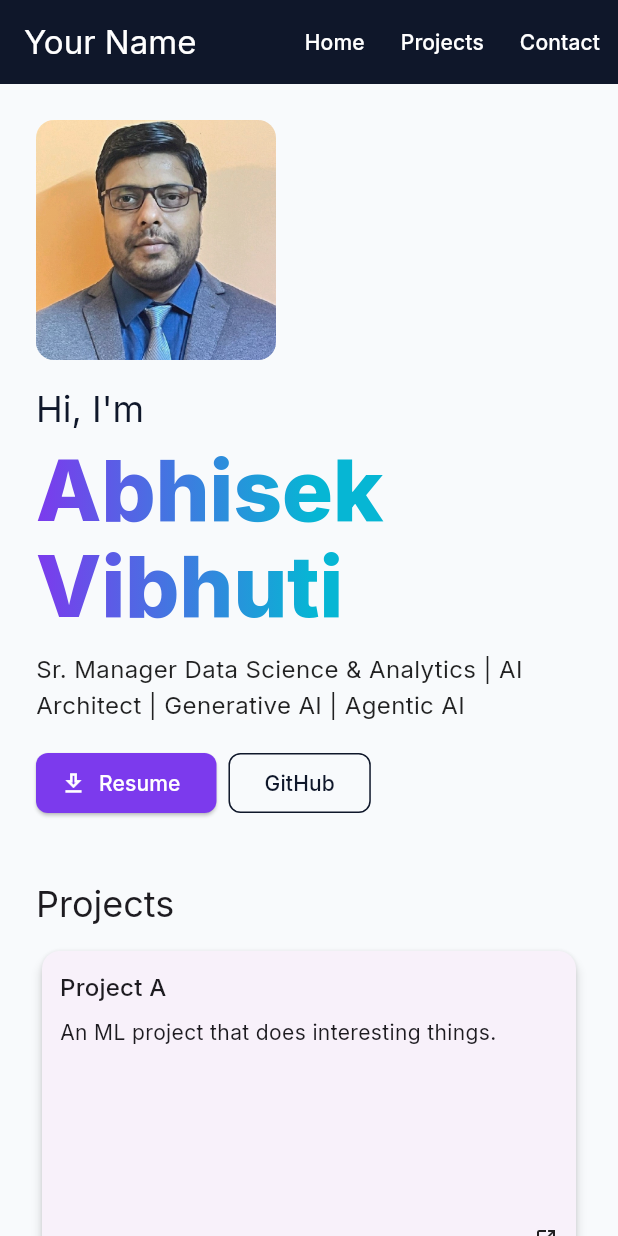
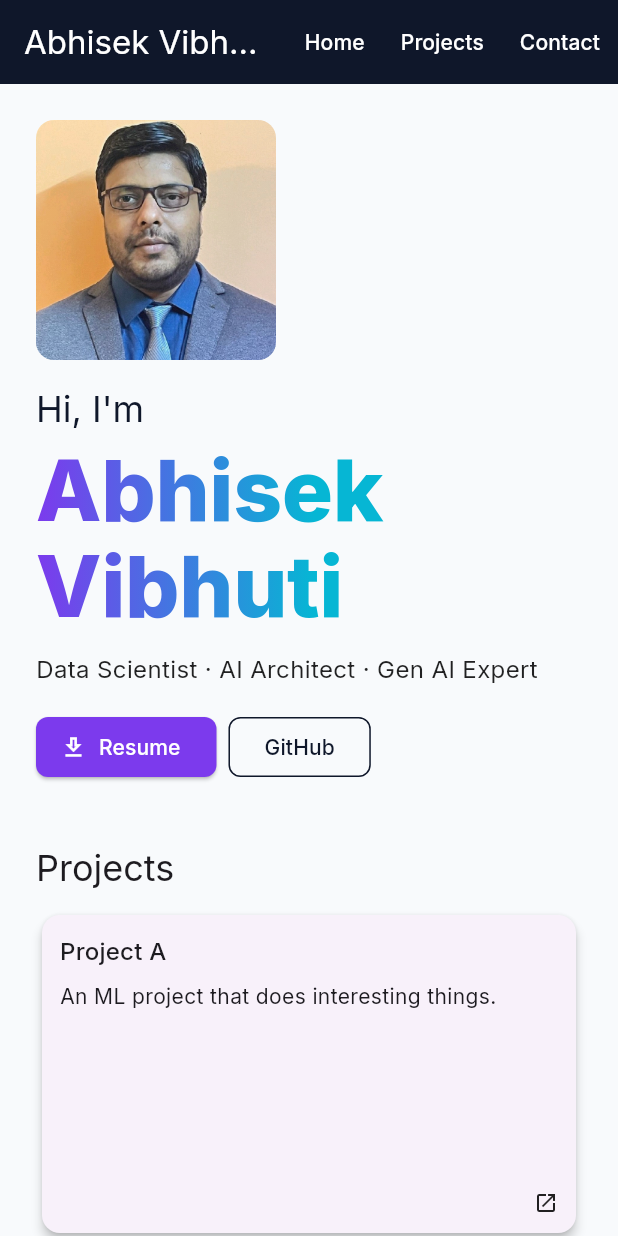
Before and after one commit to abhivibhuti/abhisek, a Flutter app: the screen it shows after launch, on a phone screen of 412 x 824 dp. Run offline on Flutter 3.47's test engine with Material 3 defaults, Android fonts, the light colour scheme and no system bars; our stand-ins replace google_fonts; missing offline and left inert: dart:html.

Commit message:
Initial commit - portfolio Flutter web app

```diff
--- a/lib/main.dart
+++ b/lib/main.dart
@@ -65,7 +65,7 @@ class PortfolioHome extends StatelessWidget {
   Widget build(BuildContext context) {
     return Scaffold(
       appBar: AppBar(
-        title: const Text('Your Name'),
+        title: const Text('Abhisek Vibhuti | Portfolio'),
         actions: [
           TextButton(
             onPressed: () => _scrollTo(context, 0),
@@ -180,7 +180,7 @@ class _HeroSectionState extends State<HeroSection> with SingleTickerProviderStat
             }),
             const SizedBox(height: 12),
             Text(
-              'Sr. Manager Data Science & Analytics | AI Architect | Generative AI | Agentic AI',
+              'Data Scientist · AI Architect · Gen AI Expert',
               style: const TextStyle(fontSize: 16, height: 1.5, color: Colors.black87),
             ),
             const SizedBox(height: 16),
--- a/pubspec.yaml
+++ b/pubspec.yaml
@@ -14,6 +14,7 @@ dependencies:
 dev_dependencies:
   flutter_test:
     sdk: flutter
+  flutter_lints: ^2.0.0
 
 flutter:
   uses-material-design: true
```
Also changed, not shown: pubspec.lock, 1 other file.
